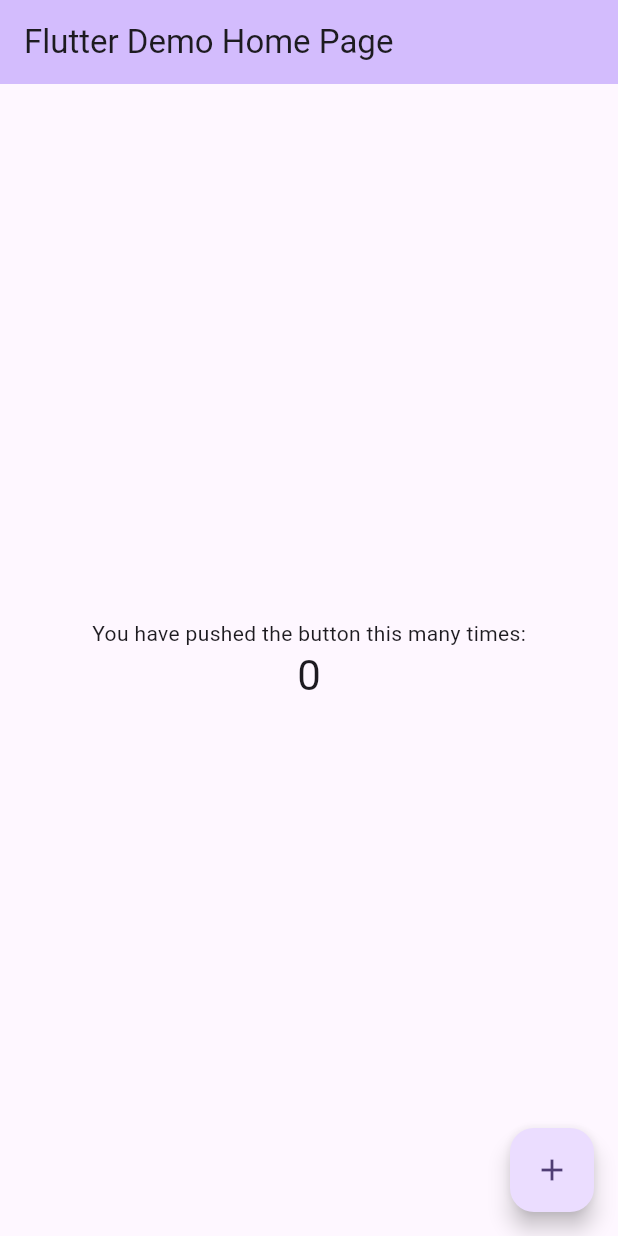
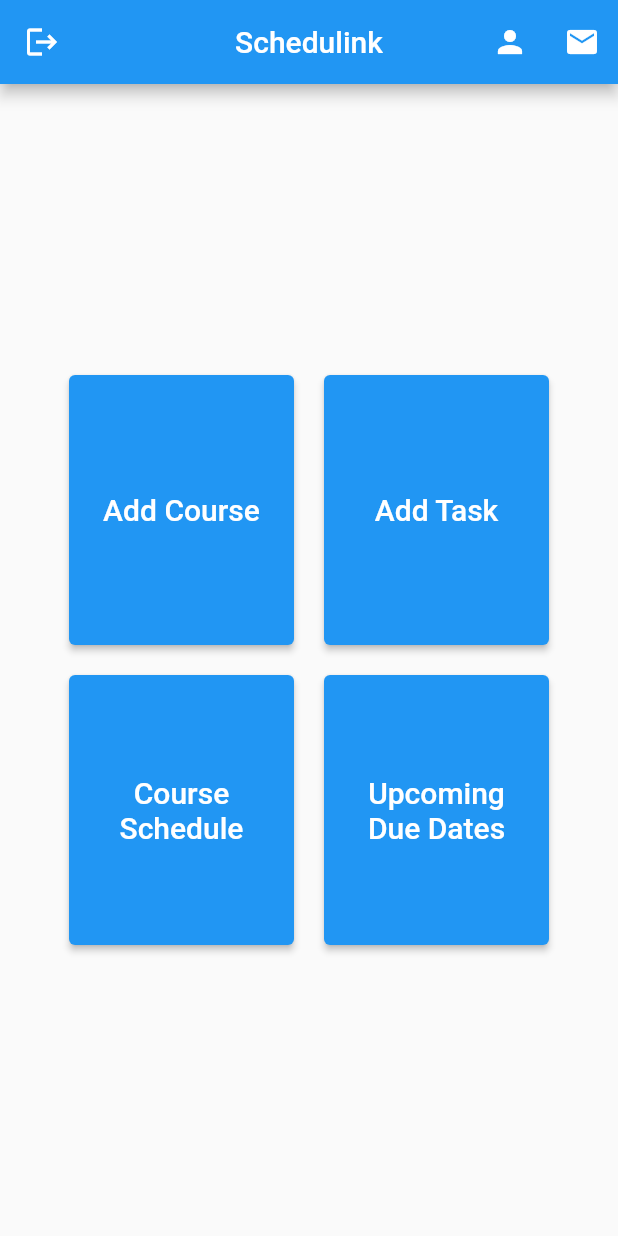
Before and after one commit to Jephtha/ScheduLink, a Flutter app: the screen it shows after launch, on a phone screen of 412 x 824 dp. Run offline on Flutter 3.47's test engine with Material 2 defaults, Android fonts, the phone set to English and light mode, and no system bars; missing offline and left inert: time_planner.

Commit message:
Added calendar and timetable views with temporary hardcoded classes and tasks. Also added a homepage

```diff
--- /dev/null
+++ b/lib/course.dart
@@ -0,0 +1,12 @@
+import 'package:flutter/material.dart';
+
+class Course {
+  String name;
+  int section;
+  String description;
+  String location;
+  List<List<int>> classSections;
+  Color color;
+
+  Course(this.name, this.section, this.description, this.location, this.classSections, this.color);
+}
--- /dev/null
+++ b/lib/homepage.dart
@@ -0,0 +1,82 @@
+import 'package:flutter/material.dart';
+import 'package:schedulink/schedule.dart';
+import 'package:schedulink/task_list.dart';
+
+class HomePage extends StatefulWidget {
+  const HomePage({super.key});
+
+
+  @override
+  State<HomePage> createState() => _HomePageState();
+}
+
+class _HomePageState extends State<HomePage> {
+
+  @override
+  Widget build(BuildContext context) {
+    return MaterialApp(
+      home: Scaffold(
+        appBar: AppBar(title: const Text("Schedulink"),
+        centerTitle: true,
+        // ------- LOGOUT BUTTON
+        leading: IconButton(
+          icon: const Icon(Icons.logout),
+          onPressed: () { /* logout */ },),
+        actions: [
+        // ------- PROFILE BUTTON
+          IconButton(
+            icon: const Icon(Icons.person),
+            onPressed: () { /* view user profile */ },),
+
+        // ------- MESSAGE BUTTON
+          IconButton(
+          icon: const Icon(Icons.mail),
+          onPressed: () { /* go to messages */ },),]
+        ),
+
+        body: Center(child: Column(
+          mainAxisAlignment: MainAxisAlignment.center, children: <Widget>[
+            Row(mainAxisAlignment: MainAxisAlignment.center, children: [
+              ElevatedButton(
+                style: ElevatedButton.styleFrom(fixedSize: const Size(150,180)),
+                onPressed: () {},
+                child: const Text('Add Course', textAlign: TextAlign.center, style: TextStyle(fontSize: 20)),
+              ),
+              const SizedBox(width: 20),
+              ElevatedButton(
+                style: ElevatedButton.styleFrom(fixedSize: const Size(150,180)),
+                onPressed: () {},
+                child: const Text('Add Task', textAlign: TextAlign.center, style: TextStyle(fontSize: 20)),
+              ),
+            ]),
+
+            const SizedBox(height: 20),
+
+            Row(mainAxisAlignment: MainAxisAlignment.center, children: [
+              ElevatedButton(
+                style: ElevatedButton.styleFrom(fixedSize: const Size(150,180)),
+                onPressed: () {
+                  Navigator.push(
+                  context,
+                  MaterialPageRoute(builder: (context) => const Schedule()),
+                  );
+                },
+                child: const Text('Course \nSchedule', textAlign: TextAlign.center, style: TextStyle(fontSize: 20)),
+              ),
+              const SizedBox(width: 20),
+              ElevatedButton(
+                style: ElevatedButton.styleFrom(fixedSize: const Size(150,180)),
+                onPressed: () {
+                  Navigator.push(
+                  context,
+                  MaterialPageRoute(builder: (context) => const TaskList()),
+                  );
+                },
+                child: const Text('Upcoming \nDue Dates', textAlign: TextAlign.center, style: TextStyle(fontSize: 20)),
+              ),
+            ]),
+        ]),
+      )),
+    );
+  }
+}
--- a/lib/main.dart
+++ b/lib/main.dart
@@ -1,4 +1,5 @@
 import 'package:flutter/material.dart';
+import 'package:schedulink/homepage.dart';
 
 void main() {
   runApp(const MyApp());
@@ -7,119 +8,29 @@ void main() {
 class MyApp extends StatelessWidget {
   const MyApp({super.key});
 
-  // This widget is the root of your application.
   @override
   Widget build(BuildContext context) {
     return MaterialApp(
       title: 'Flutter Demo',
       theme: ThemeData(
-        // This is the theme of your application.
-        //
-        // TRY THIS: Try running your application with "flutter run". You'll see
-        // the application has a blue toolbar. Then, without quitting the app,
-        // try changing the seedColor in the colorScheme below to Colors.green
-        // and then invoke "hot reload" (save your changes or press the "hot
-        // reload" button in a Flutter-supported IDE, or press "r" if you used
-        // the command line to start the app).
-        //
-        // Notice that the counter didn't reset back to zero; the application
-        // state is not lost during the reload. To reset the state, use hot
-        // restart instead.
-        //
-        // This works for code too, not just values: Most code changes can be
-        // tested with just a hot reload.
+
         colorScheme: ColorScheme.fromSeed(seedColor: Colors.deepPurple),
         useMaterial3: true,
       ),
-      home: const MyHomePage(title: 'Flutter Demo Home Page'),
+      home: const MainApp(),
     );
   }
 }
 
-class MyHomePage extends StatefulWidget {
-  const MyHomePage({super.key, required this.title});
-
-  // This widget is the home page of your application. It is stateful, meaning
-  // that it has a State object (defined below) that contains fields that affect
-  // how it looks.
-
-  // This class is the configuration for the state. It holds the values (in this
-  // case the title) provided by the parent (in this case the App widget) and
-  // used by the build method of the State. Fields in a Widget subclass are
-  // always marked "final".
-
-  final String title;
+class MainApp extends StatelessWidget {
+  const MainApp({super.key});
 
   @override
-  State<MyHomePage> createState() => _MyHomePageState();
+  Widget build(BuildContext context) => MaterialApp(
+      title: 'Class Schedule',
+      theme: ThemeData(
+          useMaterial3: true,
+          colorScheme:
+              ColorScheme.fromSeed(seedColor: Colors.lightGreen.shade400)),
+      home: const HomePage());
 }
-
-class _MyHomePageState extends State<MyHomePage> {
-  int _counter = 0;
-
-  void _incrementCounter() {
-    setState(() {
-      // This call to setState tells the Flutter framework that something has
-      // changed in this State, which causes it to rerun the build method below
-      // so that the display can reflect the updated values. If we changed
-      // _counter without calling setState(), then the build method would not be
-      // called again, and so nothing would appear to happen.
-      _counter++;
-    });
-  }
-
-  @override
-  Widget build(BuildContext context) {
-    // This method is rerun every time setState is called, for instance as done
-    // by the _incrementCounter method above.
-    //
-    // The Flutter framework has been optimized to make rerunning build methods
-    // fast, so that you can just rebuild anything that needs updating rather
-    // than having to individually change instances of widgets.
-    return Scaffold(
-      appBar: AppBar(
-        // TRY THIS: Try changing the color here to a specific color (to
-        // Colors.amber, perhaps?) and trigger a hot reload to see the AppBar
-        // change color while the other colors stay the same.
-        backgroundColor: Theme.of(context).colorScheme.inversePrimary,
-        // Here we take the value from the MyHomePage object that was created by
-        // the App.build method, and use it to set our appbar title.
-        title: Text(widget.title),
-      ),
-      body: Center(
-        // Center is a layout widget. It takes a single child and positions it
-        // in the middle of the parent.
-        child: Column(
-          // Column is also a layout widget. It takes a list of children and
-          // arranges them vertically. By default, it sizes itself to fit its
-          // children horizontally, and tries to be as tall as its parent.
-          //
-          // Column has various properties to control how it sizes itself and
-          // how it positions its children. Here we use mainAxisAlignment to
-          // center the children vertically; the main axis here is the vertical
-          // axis because Columns are vertical (the cross axis would be
-          // horizontal).
-          //
-          // TRY THIS: Invoke "debug painting" (choose the "Toggle Debug Paint"
-          // action in the IDE, or press "p" in the console), to see the
-          // wireframe for each widget.
-          mainAxisAlignment: MainAxisAlignment.center,
-          children: <Widget>[
-            const Text(
-              'You have pushed the button this many times:',
-            ),
-            Text(
-              '$_counter',
-              style: Theme.of(context).textTheme.headlineMedium,
-            ),
-          ],
-        ),
-      ),
-      floatingActionButton: FloatingActionButton(
-        onPressed: _incrementCounter,
-        tooltip: 'Increment',
-        child: const Icon(Icons.add),
-      ), // This trailing comma makes auto-formatting nicer for build methods.
-    );
-  }
-}
--- /dev/null
+++ b/lib/schedule.dart
@@ -0,0 +1,93 @@
+import 'package:flutter/material.dart';
+import 'package:schedulink/course.dart';
+import 'package:time_planner/time_planner.dart';
+
+
+class Schedule extends StatefulWidget {
+  const Schedule({super.key});
+
+  @override
+  State<Schedule> createState() => _ScheduleState();
+}
+
+class _ScheduleState extends State<Schedule> {
+
+  final course1 = Course("CS1000",001,"Course 1 Description","ENG2004",[[13,14,0],[13,14,2],[9,10,4]],Colors.blue);
+  final course2 = Course("CS1001",010,"Course 2 Description","ENG2007",[[10,12,1],[10,12,3]],Colors.red);
+  final course3 = Course("MATH1000",100,"Course 3 Description","C2000",[[9,10,0],[9,10,3],[11,12,4]],Colors.orange);
+  late List<Course> coursesList = [course1,course2,course3];
+  late List<TimePlannerTask> tasks = getWeeklySlot(coursesList);
+
+  @override
+  Widget build(BuildContext context) {
+    return MaterialApp(
+        home: Scaffold(
+          appBar: AppBar(title: const Text('Schedule'), leading:
+            IconButton(icon: const Icon(Icons.arrow_back),
+            tooltip: 'Back',
+            onPressed: () { Navigator.of(context).pop(); },),),
+
+          body: TimePlanner(
+            style: TimePlannerStyle(
+              cellWidth: (MediaQuery.of(context).size.width~/6),
+              showScrollBar: true),
+            startHour: 8, // time will be start at this hour on table
+            endHour: 21, // time will be end at this hour on table
+            currentTimeAnimation: false,
+            use24HourFormat: true,
+            headers: const [ // each header is a column and a day
+              TimePlannerTitle(
+                title: "MON",
+              ),
+              TimePlannerTitle(
+                title: "TUES",
+              ),
+              TimePlannerTitle(
+                title: "WED",
+              ),
+              TimePlannerTitle(
+                title: "THURS",
+              ),
+              TimePlannerTitle(
+                title: "FRI",
+              ),
+            ],
+            // List of task will be show on the time planner
+            tasks: tasks,
+          ),
+        )
+    );
+  }
+}
+
+List<TimePlannerTask> getWeeklySlot(coursesList){
+  List<TimePlannerTask> listOfTasks = [];
+  for (var i = 0; i < coursesList.length; i++) {
+    for (var x = 0; x < coursesList[i].classSections.length; x++) {
+      listOfTasks.add(getSlot(coursesList[i].classSections[x],coursesList[i].name,coursesList[i].color));
+    }
+  }
+  return listOfTasks;
+}
+
+TimePlannerTask getSlot(List<int> courseSlot,String name, Color color){
+  int startTime = courseSlot[0];
+  int finishTime = courseSlot[1];
+  int day = courseSlot[2];
+  return TimePlannerTask(
+      color: color,  // background color for task
+
+      // day: index of header, monday-friday is 0-4
+      dateTime: TimePlannerDateTime(day: day, hour: startTime, minutes: 0),
+      // ^ need to add a check here, parse to see how many minutes past the hour the class starts (ex. 9 or 9:30)
+      minutesDuration: (finishTime-startTime)*60, // Minutes duration of task
+      onTap: () {},
+      child:
+        Padding(padding: const EdgeInsets.all(1),
+        child: Text(
+          name,
+          style: const TextStyle(color: Colors.black, fontSize: 13),
+          textAlign: TextAlign.center,
+        ),)
+    );
+}
--- /dev/null
+++ b/lib/task.dart
@@ -0,0 +1,10 @@
+class Task {
+  String name;
+  String courseName;
+  String description;
+  DateTime dueDate;
+  int priority;
+  bool isComplete;
+
+  Task(this.name, this.courseName, this.description, this.dueDate, this.priority, this.isComplete);
+}
--- /dev/null
+++ b/lib/task_list.dart
@@ -0,0 +1,95 @@
+import 'package:flutter/material.dart';
+import 'package:intl/intl.dart';
+import 'package:schedulink/task.dart';
+
+
+class TaskList extends StatefulWidget {
+  const TaskList({super.key});
+
+  @override
+  State<TaskList> createState() => _TaskListState();
+}
+
+class _TaskListState extends State<TaskList> {
+
+  List<Task> tasksList = getTaskList();
+  int lastDate = 0;
+
+  @override
+  Widget build(BuildContext context) {
+    return Scaffold(
+      appBar: AppBar(
+        title: const Text('Upcoming Deadlines'),
+        actions: <Widget>[
+          IconButton(
+            icon: const Icon(Icons.add),
+            tooltip: 'Add Task',
+            iconSize: 35.0,
+            onPressed: () { /* will direct to "Add Task" page */},
+          ),
+        ]
+      ),
+      body: SingleChildScrollView(
+        child: Column(children: [
+          for (var i = 0; i < tasksList.length; i++) ...[
+            checkDate(tasksList[i]),
+            createTask(tasksList[i]),
+            const Divider(height:0),
+          ]
+        ],)
+      ),
+    );
+  }
+
+  Container checkDate(Task task){
+    String date = DateFormat('MMddyyyy').format(task.dueDate);
+    if(lastDate != int.parse(date)) {
+      lastDate = int.parse(date);
+      // ignore: avoid_unnecessary_containers
+      return Container(child: ListTile(
+        tileColor: Colors.grey.shade300,
+        title: Text("${DateFormat('LLLL').format(task.dueDate)} ${task.dueDate.day}, ${task.dueDate.year}",
+          textAlign: TextAlign.center,
+          style: const TextStyle(fontSize: 18, fontWeight: FontWeight.bold),
+        ),
+      ));
+    }
+    else { return Container();} // return empty container and move onto next task
+  }
+
+  ListTile createTask(Task task) {
+    Color priorityColor = Colors.green;
+    Color backgroundColor = Colors.white;
+    if (task.priority == 1){ priorityColor = Colors.amber; }
+    if (task.priority == 2){ priorityColor = Colors.red; }
+    if(task.isComplete) {
+      backgroundColor = Colors.grey.shade400;
+    }
+
+    return ListTile(
+      tileColor: backgroundColor,
+      title: Text("${task.name} - ${task.courseName}"),
+      subtitle: Text("Due: ${DateFormat('LLLL').format(task.dueDate)} ${task.dueDate.day}, ${task.dueDate.year} at ${task.dueDate.hour}:${task.dueDate.minute}"),
+      trailing: Row(mainAxisSize: MainAxisSize.min, children: [
+        Icon(Icons.warning, color: priorityColor),
+        Checkbox(
+          value: task.isComplete,
+          onChanged: (bool? value) {
+            setState(() {
+              task.isComplete = value!;
+            });
+          },
+        )
+      ]),
+    );
+  }
+}
+
+List<Task> getTaskList(){
+  final task1 = Task("Final Project","CS1000","Finish final project",DateTime(2023,12,10,23,59),3,false);
+  final task2 = Task("Review Notes","Math1000","Review notes for exam",DateTime(2023,12,08,11,59),1,false);
+  final task3 = Task("Online Quiz","CS1001","Do online quiz",DateTime(2023,12,08,23,59),2,false);
+  late List<Task> tasksList = [task1,task2,task3];
+  tasksList.sort((a, b) => a.dueDate.compareTo(b.dueDate));
+  return tasksList;
+}
--- a/pubspec.yaml
+++ b/pubspec.yaml
@@ -35,6 +35,8 @@ dependencies:
   # The following adds the Cupertino Icons font to your application.
   # Use with the CupertinoIcons class for iOS style icons.
   cupertino_icons: ^1.0.2
+  time_planner: ^0.1.2+1
+  intl: ^0.18.1
 
 dev_dependencies:
   flutter_test:
```
